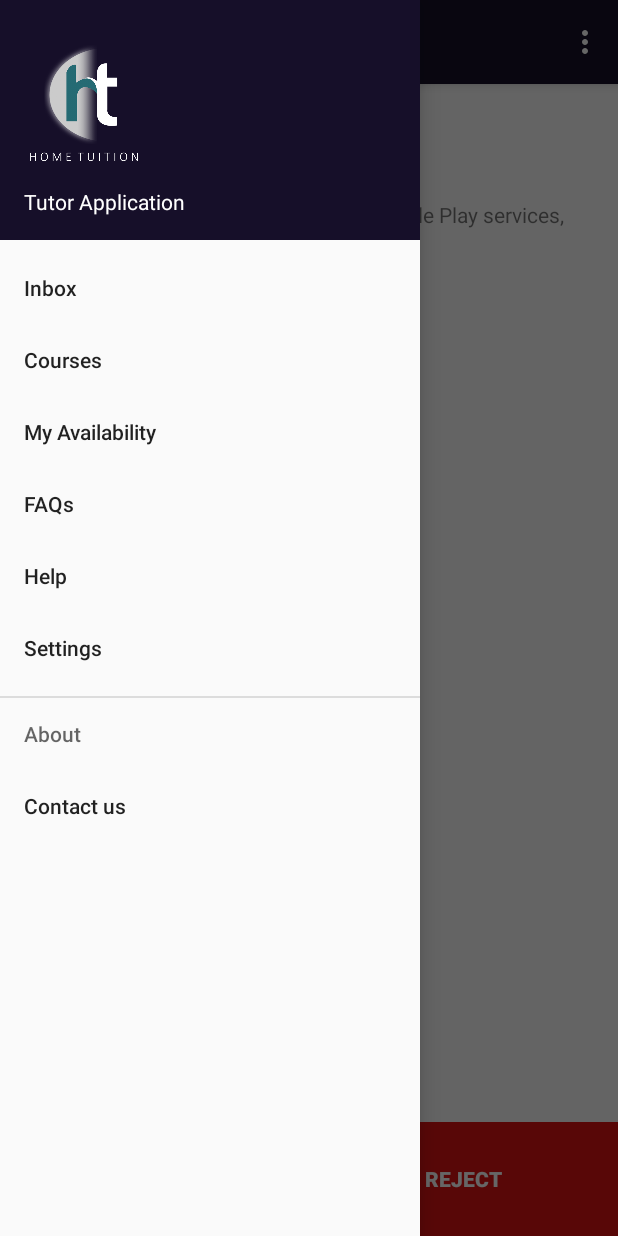
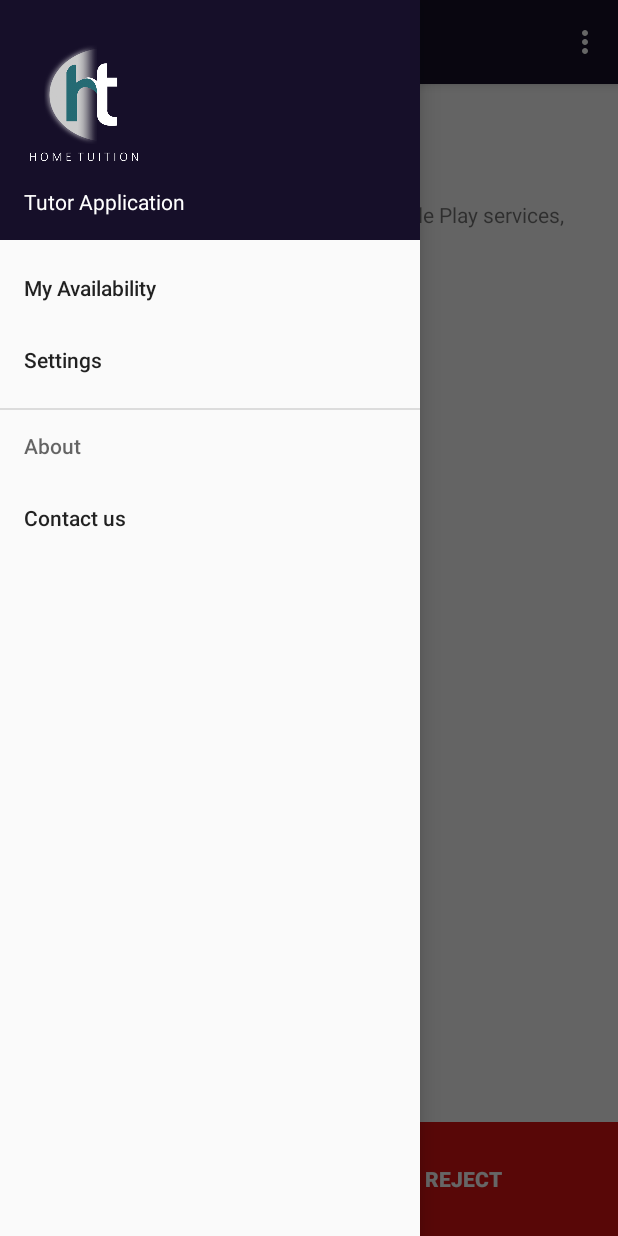
Before and after one commit to muhsaad027/Smart-Tutor-Finder---Tutor-App, an Android app: the MainScreen screen opened directly, with no data from a screen before it, with the side drawer open, on a phone screen of 412 x 824 dp. Run offline under Robolectric (Android 15) with nearby library versions, the phone set to English and light mode, and no system bars; our stand-ins replace Firebase (no records; nobody signed in at launch, a user with empty details on screens opened directly); libraries missing offline, so code that uses them is left out: com.androidnetworking, com.androidnetworking.common, com.androidnetworking.error, com.androidnetworking.interfaces.

Commit message:
Initial commit.

```diff
--- a/app/src/main/java/com/example/saadiqbal/tutorsideapplication/Authentication.java
+++ b/app/src/main/java/com/example/saadiqbal/tutorsideapplication/Authentication.java
@@ -319,7 +319,7 @@ public class Authentication extends AppCompatActivity implements View.OnClickLis
                         if(!error)
                         {
                             Toast.makeText(Authentication.this,""+message,Toast.LENGTH_LONG).show();
-                            Intent intent = new Intent(Authentication.this,MainScreen.class);
+                            Intent intent = new Intent(Authentication.this,MainHomeScreenTutor.class);
                             startActivity(intent);
                             finish();
                         }
--- a/app/src/main/res/menu/activity_main_screen_drawer.xml
+++ b/app/src/main/res/menu/activity_main_screen_drawer.xml
@@ -3,25 +3,10 @@
 
     <group android:checkableBehavior="single">
         <item
-            android:id="@+id/inbox"
-
-            android:title="Inbox" />
-        <item
-            android:id="@+id/mycourses"
-
-            android:title="Courses" />
-        <item
             android:id="@+id/ManageDayTime"
 
             android:title="My Availability" />
-        <item
-            android:id="@+id/faqs"
 
-            android:title="FAQs" />
-        <item
-            android:id="@+id/help"
-
-            android:title="Help" />
         <item
             android:id="@+id/settings"
 
```
Also changed, not shown: app/src/main/java/com/example/saadiqbal/tutorsideapplication/MainHomeScreenTutor.java (+8 -8 lines), app/src/main/java/com/example/saadiqbal/tutorsideapplication/MainScreen.java (+7 -7 lines).
